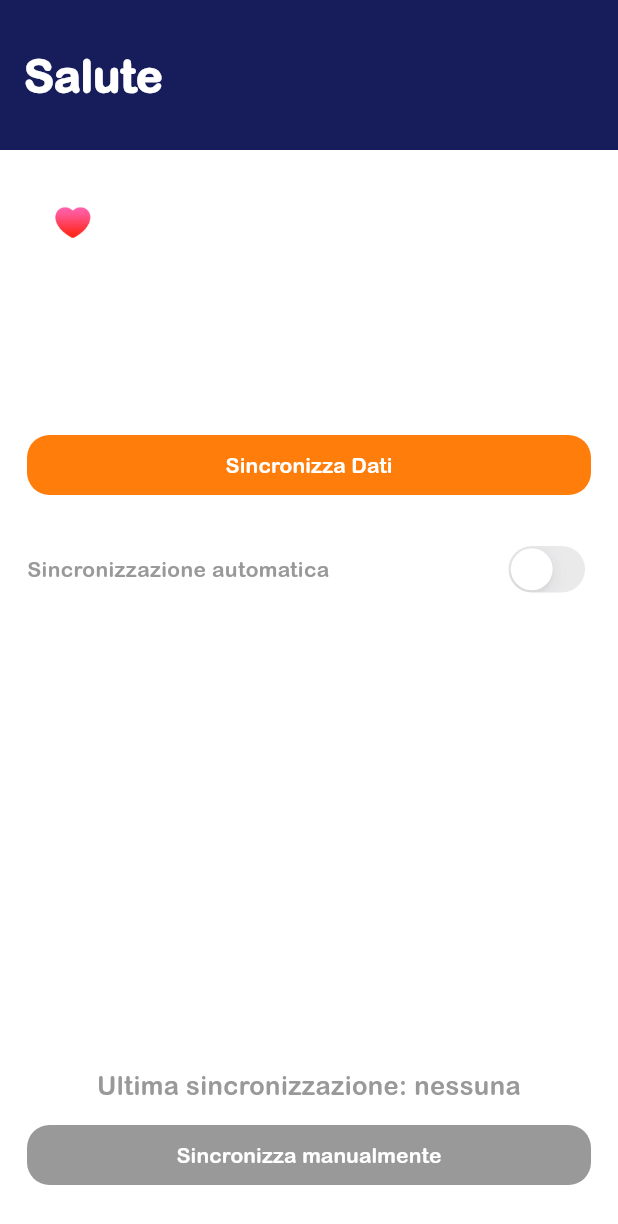
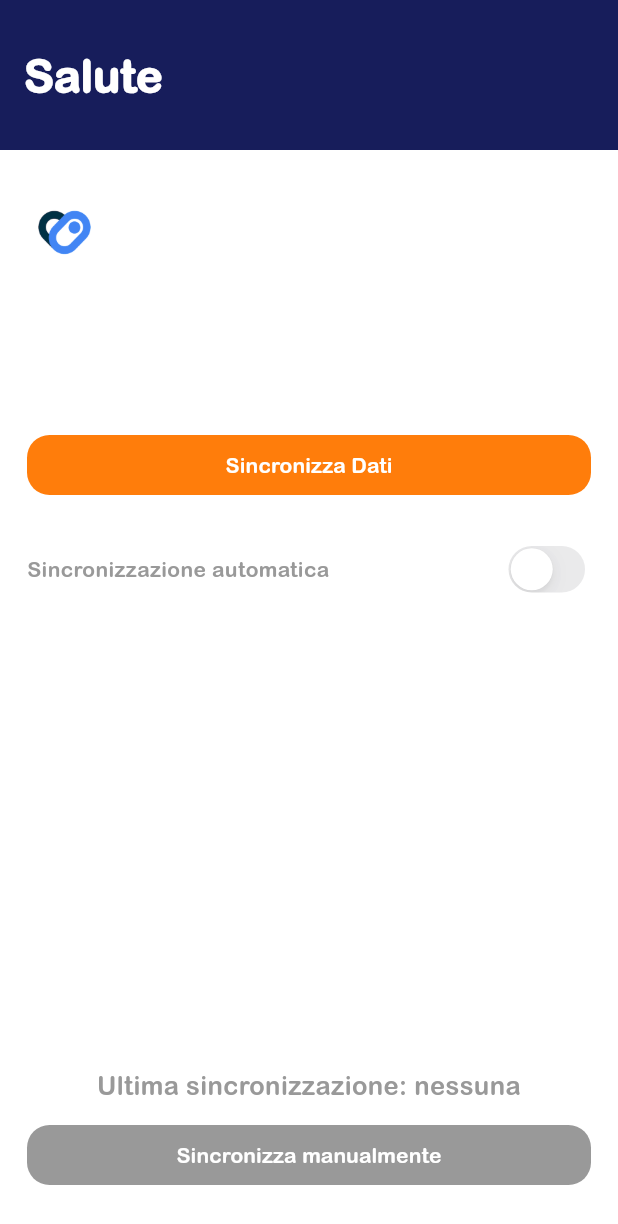
Before and after one commit to ecorradini/SmartVillageApp, a Flutter app: the Salute screen opened directly, on a phone screen of 412 x 824 dp. Shown: the top 1224 px of the screen. Run offline on Flutter 3.47's test engine with Material 3 defaults, Android fonts, the light colour scheme and no system bars; drawn by our look-alikes of auto_size_text; our stand-ins replace firebase_core, firebase_database, flutter_easyloading, flutter_local_notifications, flutter_phoenix, flutter_spinkit and 5 more; missing offline and left inert: app_tracking_transparency, background_fetch, health, health_kit_reporter; accounts and stored records are empty; statements that could not run were skipped.

Commit message:
modifiche integrazione Health Connect

```diff
--- a/lib/API/health_manager.dart
+++ b/lib/API/health_manager.dart
@@ -1,6 +1,7 @@
 import 'dart:io' show Platform;
 import 'package:health/health.dart';
 import 'package:intl/intl.dart';
+import 'package:permission_handler/permission_handler.dart';
 import 'package:smartvillage/API/api_manager.dart';
 
 import 'notification_service.dart';
@@ -38,6 +39,7 @@ class HealthManager {
   static void healthSetup() {
     //Richiedo uso Health
     health = Health();
+    health?.configure(useHealthConnectIfAvailable: true);
   }
 
   static void revokePermissions() async {
@@ -46,6 +48,10 @@ class HealthManager {
 
   //Richiedo permesso uso HealthKit
   static Future<bool> requestPermissions() async {
+    if(Platform.isAndroid) {
+      await Permission.activityRecognition.request();
+      await Permission.location.request();
+    }
     return await health?.requestAuthorization(types) ?? false;
   }
 
--- a/lib/API/notification_service.dart
+++ b/lib/API/notification_service.dart
@@ -29,6 +29,10 @@ class LocalNotificationService {
     );
   }
 
+  static Future<void> requestPermissionsAndroid() async {
+    await _notificationsPlugin.resolvePlatformSpecificImplementation<AndroidFlutterLocalNotificationsPlugin>()?.requestNotificationsPermission();
+  }
+
   static Future<void> requestPermissionsIOS() async {
     await _notificationsPlugin.resolvePlatformSpecificImplementation<IOSFlutterLocalNotificationsPlugin>()?.requestPermissions(
       alert: true,
@@ -41,7 +45,7 @@ class LocalNotificationService {
     //TODO: WHEN ANDROID
     var androidPlatformChannelSpecifics = const AndroidNotificationDetails(
         'SmartVillage',
-        'your channel name',
+        'smart_village',
         importance: Importance.max,
         priority: Priority.high
     );
--- a/lib/UI/salute.dart
+++ b/lib/UI/salute.dart
@@ -1,3 +1,5 @@
+import 'dart:io' show Platform;
+
 import 'package:auto_size_text/auto_size_text.dart';
 import 'package:flutter/cupertino.dart';
 import 'package:flutter/material.dart';
@@ -20,11 +22,16 @@ class Salute extends StatefulWidget {
 
 class SaluteState extends State<Salute> {
 
+  final String _androidAppName = "Connessione Salute";
+  final String _iOSAppName = "Salute";
+  String appName = "";
+
   bool healthSync = false;
 
   @override
   void initState() {
     healthSync = APIManager.healthSync;
+    appName = Platform.isIOS ? _iOSAppName : _androidAppName;
     super.initState();
   }
 
@@ -40,13 +47,13 @@ class SaluteState extends State<Salute> {
               mainAxisAlignment: MainAxisAlignment.start,
               crossAxisAlignment: CrossAxisAlignment.end,
               children: [
-                const Image(image: AssetImage('assets/apple_health_icon.png'), width: 50,),
+                Platform.isIOS ? const Image(image: AssetImage('assets/apple_health_icon.png'), width: 50,) : const Image(image: AssetImage('assets/healthconnect_icon.png'), width: 50,),
                 const SizedBox(width: 8,),
-                AutoSizeText("Funziona con l'app Salute", maxLines: 1, style: TextStyle(color: Theme.of(context).colorScheme.onBackground, fontWeight: FontWeight.bold)),
+                AutoSizeText("Funziona con l'app\n$appName", maxLines: 2, style: TextStyle(color: Theme.of(context).colorScheme.onBackground, fontWeight: FontWeight.bold)),
               ],
             ),
             const SizedBox(height: 12,),
-            Text("Per poter funzionare, Smart Village necessita dell'accesso ai dati registrati nell'app Salute.", style: TextStyle(fontSize: 18, color: Theme.of(context).colorScheme.onBackground), textAlign: TextAlign.justify,),
+            Text("Per poter funzionare, Smart Village necessita dell'accesso ai dati registrati nell'app $appName.", style: TextStyle(fontSize: 18, color: Theme.of(context).colorScheme.onBackground), textAlign: TextAlign.justify,),
             const SizedBox(height: 20,),
             SmartVillageButton(
               text: "Sincronizza Dati",
--- a/lib/main.dart
+++ b/lib/main.dart
@@ -1,4 +1,5 @@
 import 'dart:async';
+import 'dart:io' show Platform;
 
 import 'package:app_tracking_transparency/app_tracking_transparency.dart';
 import 'package:firebase_core/firebase_core.dart';
@@ -98,7 +99,8 @@ class SmartVillageAppState extends State<SmartVillageApp> with WidgetsBindingObs
     tz.initializeTimeZones();
     tz.setLocalLocation(tz.getLocation("Europe/Rome"));
     await AppTrackingTransparency.requestTrackingAuthorization();
-    await LocalNotificationService.requestPermissionsIOS();
+    if(Platform.isIOS) await LocalNotificationService.requestPermissionsIOS();
+    if(Platform.isAndroid) await LocalNotificationService.requestPermissionsAndroid();
 
     //USIAMO UN DIZIONARIO NEL CASO IN FUTURO DEBBANO ESSERE AGGIUNGE ULTERIORI INFO DA CARICARE
     Map<String,dynamic> res = {};
--- a/pubspec.yaml
+++ b/pubspec.yaml
@@ -28,8 +28,9 @@ dependencies:
   health_kit_reporter: ^2.1.1
   wakelock: ^0.6.2
   wakelock_windows: ^0.2.1
-  firebase_core: ^2.27.2
-  firebase_database: ^10.4.11
+  firebase_core: ^2.28.0
+  firebase_database: ^10.5.0
+  permission_handler: ^11.3.1
 
 dependency_overrides:
   win32: ^5.4.0
```
Also changed, not shown: assets/healthconnect_icon.png (added), pubspec.lock, 12 other files.
